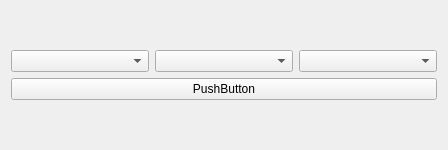
Above: sehirSecwindow.ui from atakli/PrayerReminder-Desktop before the change. Below: the same form after it.
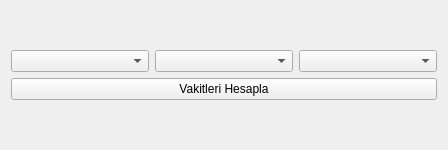
That is the form after the change.

```diff
--- a/sehirSecwindow.ui
+++ b/sehirSecwindow.ui
@@ -38,7 +38,7 @@
        <item>
         <widget class="QPushButton" name="pushButton">
          <property name="text">
-          <string>PushButton</string>
+          <string>Vakitleri Hesapla</string>
          </property>
         </widget>
        </item>
```
Left out of the diff: 2 changed lines with no effect on the pictures.
